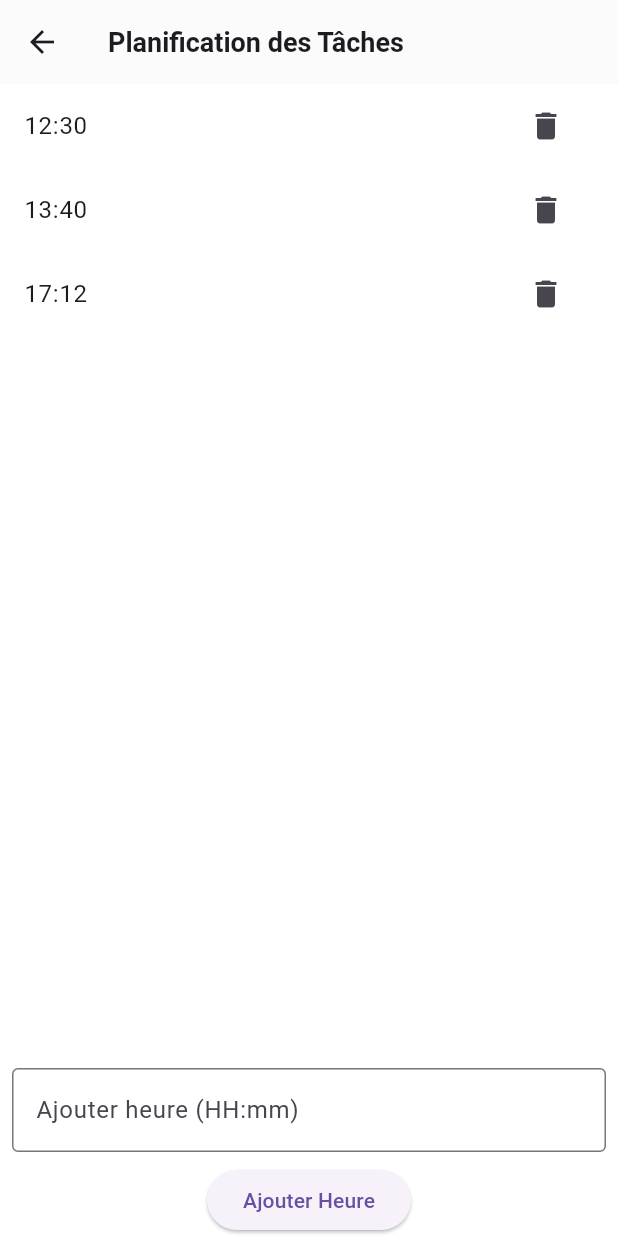
After one commit to blvck2371/Mytodo, a Flutter app: the screen it shows after launch, scrolled down 94 dp, after a tap on the "calendar month" icon, on a phone screen of 412 x 824 dp. The commit adds this screen. Run offline on Flutter 3.47's test engine with Material 3 defaults, Android fonts, the phone set to English and light mode, and no system bars; our stand-ins replace flutter_local_notifications, get, permission_handler.

Commit message:
notification ok il faut maintre mettre en marche avec le projet

```diff
--- /dev/null
+++ b/lib/contollers/task_scheduler_controller.dart
@@ -0,0 +1,85 @@
+import 'dart:async';
+import 'package:get/get.dart';
+import 'package:mytodo/model/hour_model.dart';
+import 'package:mytodo/notifications/notificationSevices.dart';
+
+class TaskSchedulerController extends GetxController {
+  final RxList<HourModel> hours = <HourModel>[].obs;
+  final Map<String, Timer> _timers = {};
+
+  @override
+  void onInit() {
+    super.onInit();
+    hours.addAll([
+      HourModel(time: '12:30'),
+      HourModel(time: '13:40'),
+      HourModel(time: '17:12'),
+    ]);
+    _scheduleAll();
+  }
+
+  DateTime _getNextExecutionTime(String hourStr) {
+    final parts = hourStr.split(':');
+    final hour = int.parse(parts[0]);
+    final minute = int.parse(parts[1]);
+    var now = DateTime.now();
+    var scheduled = DateTime(now.year, now.month, now.day, hour, minute);
+    if (scheduled.isBefore(now)) {
+      scheduled = scheduled.add(const Duration(days: 1));
+    }
+    return scheduled;
+  }
+
+  void executeTask(String hour) {
+    print("✅ Tâche exécutée à $hour");
+    // Ta logique ici (notification, alarme, etc.)
+  }
+
+  void _scheduleHour(HourModel model) {
+    final duration = _getNextExecutionTime(
+      model.time,
+    ).difference(DateTime.now());
+    final timer = Timer(duration, () {
+      executeTask(model.time);
+
+      /// end
+      ///
+      ///
+      NotificationServices().showNotification(
+        id: 0,
+        body: 'Sultan de brunel',
+        title: 'Oklm',
+      );
+
+      ///
+      _scheduleHour(model); // Replanifie
+    });
+    _timers[model.time] = timer;
+  }
+
+  void _scheduleAll() {
+    for (var h in hours) {
+      _scheduleHour(h);
+    }
+  }
+
+  void addHour(String time) {
+    if (!hours.any((e) => e.time == time)) {
+      final model = HourModel(time: time);
+      hours.add(model);
+      _scheduleHour(model);
+    }
+  }
+
+  void removeHour(String time) {
+    hours.removeWhere((e) => e.time == time);
+    _timers[time]?.cancel();
+    _timers.remove(time);
+  }
+
+  @override
+  void onClose() {
+    _timers.forEach((_, timer) => timer.cancel());
+    super.onClose();
+  }
+}
--- a/lib/main.dart
+++ b/lib/main.dart
@@ -1,6 +1,7 @@
 import 'package:flutter/material.dart';
 import 'package:get/get.dart';
 import 'package:mytodo/contollers/personneController.dart';
+import 'package:mytodo/notifications/notificationSevices.dart';
 import 'package:mytodo/theme/appTheme.dart';
 import 'package:mytodo/theme/themeController.dart';
 import 'package:mytodo/view/Home.dart';
@@ -9,6 +10,8 @@ import 'package:mytodo/view/Home.dart';
 void main() {
   Get.put(Themecontroller());
   Get.put(PersonneController());
+  WidgetsFlutterBinding.ensureInitialized();
+  NotificationServices().initNotification();
   runApp(MyApp());
 }
 
--- /dev/null
+++ b/lib/model/hour_model.dart
@@ -0,0 +1,5 @@
+class HourModel {
+  final String time; // Format "HH:mm"
+
+  HourModel({required this.time});
+}
--- /dev/null
+++ b/lib/notifications/notificationSevices.dart
@@ -0,0 +1,57 @@
+import 'package:flutter_local_notifications/flutter_local_notifications.dart';
+
+class NotificationServices {
+  final FlutterLocalNotificationsPlugin notificationsPlugin =
+      FlutterLocalNotificationsPlugin();
+
+  bool _isInitialized = false;
+  bool get isInitialized => _isInitialized;
+
+  /// Initialise les notifications (Android & iOS)
+  Future<void> initNotification() async {
+    if (_isInitialized) return;
+
+    const androidSettings = AndroidInitializationSettings(
+      '@mipmap/ic_launcher',
+    );
+
+    const iosSettings = DarwinInitializationSettings(
+      requestAlertPermission: true,
+      requestBadgePermission: true,
+      requestSoundPermission: true,
+    );
+
+    const settings = InitializationSettings(
+      android: androidSettings,
+      iOS: iosSettings,
+    );
+
+    await notificationsPlugin.initialize(settings);
+    _isInitialized = true;
+  }
+
+  /// Définition des paramètres des notifications
+  NotificationDetails notificationDetails() {
+    return const NotificationDetails(
+      android: AndroidNotificationDetails(
+        'channel_id',
+        'Tâches du jour',
+        channelDescription: 'Notifications pour les tâches quotidiennes',
+        importance: Importance.max,
+        priority: Priority.high,
+      ),
+      iOS: DarwinNotificationDetails(),
+    );
+  }
+
+  /// Affiche une notification simple
+  Future<void> showNotification({
+    int id = 0,
+    String? title,
+    String? body,
+  }) async {
+    await notificationsPlugin.show(id, title, body, notificationDetails());
+  }
+
+  // TODO: Ajouter la gestion du clic sur la notification si besoin
+}
--- /dev/null
+++ b/lib/view/task_scheduler_view.dart
@@ -0,0 +1,61 @@
+import 'package:flutter/material.dart';
+import 'package:get/get.dart';
+import 'package:mytodo/contollers/task_scheduler_controller.dart';
+
+class TaskSchedulerView extends StatelessWidget {
+  final TaskSchedulerController controller = Get.put(TaskSchedulerController());
+
+  TaskSchedulerView({super.key});
+
+  final TextEditingController timeInput = TextEditingController();
+
+  @override
+  Widget build(BuildContext context) {
+    return Scaffold(
+      appBar: AppBar(title: const Text("Planification des Tâches")),
+      body: Column(
+        children: [
+          Obx(
+            () => Expanded(
+              child: ListView.builder(
+                itemCount: controller.hours.length,
+                itemBuilder: (context, index) {
+                  final hour = controller.hours[index].time;
+                  return ListTile(
+                    title: Text(hour),
+                    trailing: IconButton(
+                      icon: const Icon(Icons.delete),
+                      onPressed: () => controller.removeHour(hour),
+                    ),
+                  );
+                },
+              ),
+            ),
+          ),
+          Padding(
+            padding: const EdgeInsets.all(8.0),
+            child: TextField(
+              controller: timeInput,
+              decoration: const InputDecoration(
+                labelText: 'Ajouter heure (HH:mm)',
+                border: OutlineInputBorder(),
+              ),
+            ),
+          ),
+          ElevatedButton(
+            onPressed: () {
+              final time = timeInput.text;
+              if (RegExp(r'^\d{2}:\d{2}$').hasMatch(time)) {
+                controller.addHour(time);
+                timeInput.clear();
+              } else {
+                Get.snackbar("Erreur", "Format invalide. Utilise HH:mm");
+              }
+            },
+            child: const Text("Ajouter Heure"),
+          ),
+        ],
+      ),
+    );
+  }
+}
--- a/pubspec.yaml
+++ b/pubspec.yaml
@@ -36,6 +36,8 @@ dependencies:
   cupertino_icons: ^1.0.8
   get: ^4.7.2
   intl: ^0.20.2
+  flutter_local_notifications: ^19.2.1
+  permission_handler: ^12.0.0+1
 
 dev_dependencies:
   flutter_test:
```
Also changed, not shown: lib/view/Home.dart (+44 -2 lines), pubspec.lock, 6 other files.
